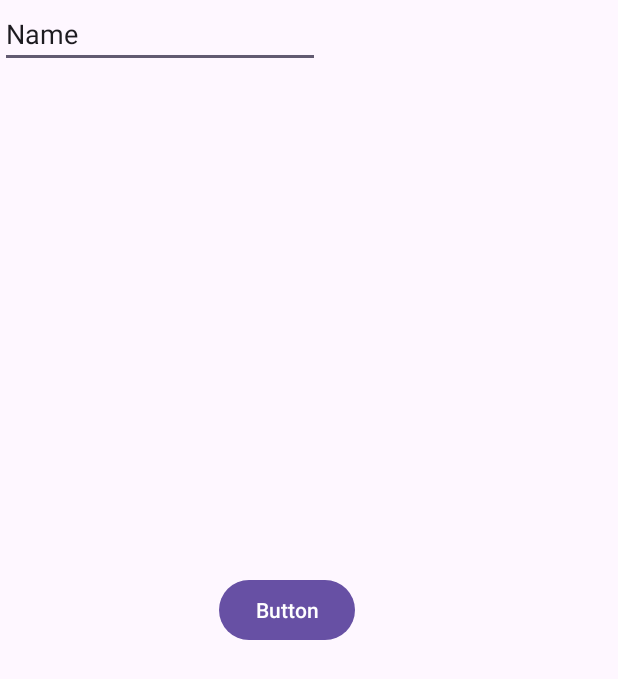
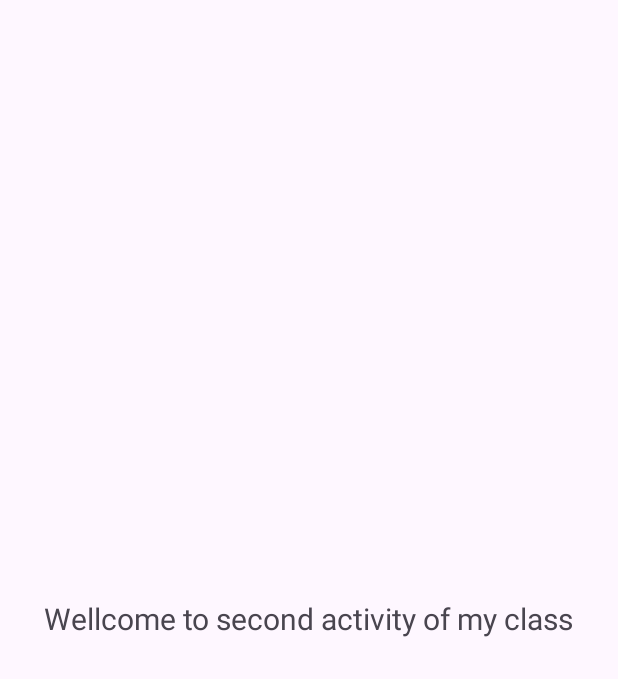
Before and after one commit to adilamindev/Mobile-Application-Development, an Android app: the screen it shows after launch (MainActivity2), after a tap on "clickToTasteMagicOfIntent", on a phone screen of 412 x 824 dp. Shown: the top 679 px of the screen. Run offline under Robolectric (Android 15) with nearby library versions, the phone set to English and light mode, and no system bars.

Commit message:
Intent Assignment Done 18/11/2026 9:04pm

```diff
--- a/intentAdil/app/src/main/java/com/k/intentadil/MainActivity.java
+++ b/intentAdil/app/src/main/java/com/k/intentadil/MainActivity.java
@@ -27,10 +27,7 @@ public class MainActivity extends AppCompatActivity {
 
         Button button = findViewById(R.id.button);
 
-        button.setOnClickListener(v -> {
-            Intent intent = new Intent(MainActivity.this, MainActivity2.class);
-            startActivity(intent);
-        });
+        button.setOnClickListener(v -> startActivity(new Intent(this, MainActivity2.class)));
     }
 
 
--- a/intentAdil/app/src/main/java/com/k/intentadil/MainActivity2.java
+++ b/intentAdil/app/src/main/java/com/k/intentadil/MainActivity2.java
@@ -9,6 +9,7 @@ import androidx.core.view.ViewCompat;
 import androidx.core.view.WindowInsetsCompat;
 import android.widget.Button;
 import android.content.Intent;
+import android.widget.TextView;
 
 public class MainActivity2 extends AppCompatActivity {
 
@@ -21,12 +22,35 @@ public class MainActivity2 extends AppCompatActivity {
             Insets systemBars = insets.getInsets(WindowInsetsCompat.Type.systemBars());
             v.setPadding(systemBars.left, systemBars.top, systemBars.right, systemBars.bottom);
             return insets;
-        });
-        Button button= findViewById(R.id.button2);
-        button.setOnClickListener(v ->{
-            Intent intent =new Intent(MainActivity2.this, MainActivity.class);
-            startActivity(intent);
+
+
 
         });
+        TextView t = new TextView(this);
+        t.setText("Wellcome to second activity of my class");
+        t.setTextSize(20);
+
+
+
+        /*Sir ...Alvi without this code textview message was not appearing on
+         screen so i have to add these constraints by java and alternate to this i can also used linear
+         layout in xml but i prefer this*/
+
+
+
+        androidx.constraintlayout.widget.ConstraintLayout rootLayout = findViewById(R.id.main);
+        androidx.constraintlayout.widget.ConstraintLayout.LayoutParams params =
+                new androidx.constraintlayout.widget.ConstraintLayout.LayoutParams(
+                        androidx.constraintlayout.widget.ConstraintLayout.LayoutParams.WRAP_CONTENT,
+                        androidx.constraintlayout.widget.ConstraintLayout.LayoutParams.WRAP_CONTENT
+                );
+        params.startToStart = androidx.constraintlayout.widget.ConstraintLayout.LayoutParams.PARENT_ID;
+        params.endToEnd = androidx.constraintlayout.widget.ConstraintLayout.LayoutParams.PARENT_ID;
+        params.topToTop = androidx.constraintlayout.widget.ConstraintLayout.LayoutParams.PARENT_ID;
+        params.bottomToBottom = androidx.constraintlayout.widget.ConstraintLayout.LayoutParams.PARENT_ID;
+        t.setLayoutParams(params);
+
+        rootLayout.addView(t);
+
     }
 }
--- a/intentAdil/app/src/main/res/layout/activity_main.xml
+++ b/intentAdil/app/src/main/res/layout/activity_main.xml
@@ -21,14 +21,4 @@
         app:layout_constraintStart_toStartOf="parent"
         app:layout_constraintTop_toTopOf="parent" />
 
-    <EditText
-        android:id="@+id/editTextText2"
-        android:layout_width="wrap_content"
-        android:layout_height="wrap_content"
-        android:ems="10"
-        android:inputType="text"
-        android:text="Name"
-        tools:layout_editor_absoluteX="99dp"
-        tools:layout_editor_absoluteY="297dp" />
-
 </androidx.constraintlayout.widget.ConstraintLayout>
--- a/intentAdil/app/src/main/res/layout/activity_main2.xml
+++ b/intentAdil/app/src/main/res/layout/activity_main2.xml
@@ -5,27 +5,4 @@
     android:id="@+id/main"
     android:layout_width="match_parent"
     android:layout_height="match_parent"
-    tools:context=".MainActivity2">
-
-    <Button
-        android:id="@+id/button2"
-        android:layout_width="wrap_content"
-        android:layout_height="wrap_content"
-        android:layout_marginStart="146dp"
-        android:layout_marginEnd="175dp"
-        android:layout_marginBottom="393dp"
-        android:text="Button"
-        app:layout_constraintBottom_toBottomOf="parent"
-        app:layout_constraintEnd_toEndOf="parent"
-        app:layout_constraintStart_toStartOf="parent" />
-
-    <EditText
-        android:id="@+id/editTextText"
-        android:layout_width="wrap_content"
-        android:layout_height="wrap_content"
-        android:ems="10"
-        android:inputType="text"
-        android:text="Name"
-        tools:layout_editor_absoluteX="100dp"
-        tools:layout_editor_absoluteY="232dp" />
-</androidx.constraintlayout.widget.ConstraintLayout>
+    tools:context=".MainActivity2"/>
```
